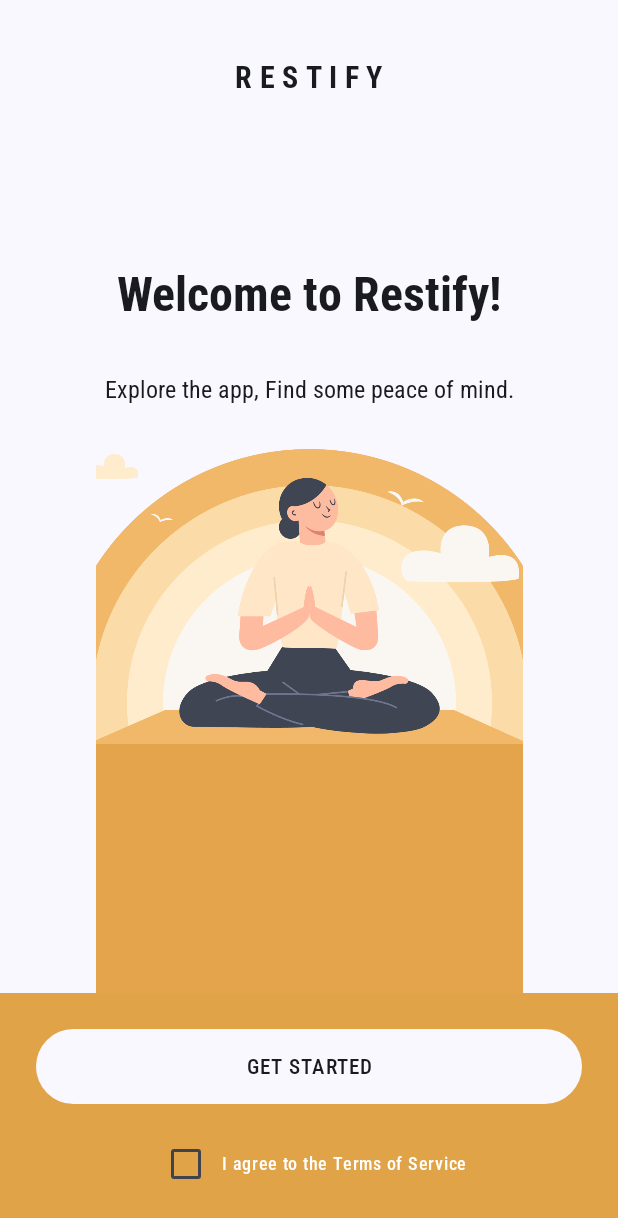
After one commit to automne2021/restify-android-native, an Android app built with Jetpack Compose: the composable WelcomeScreen shown on its own in the app's theme, on a phone screen of 412 x 824 dp. The commit adds this screen. Shown: the top 1218 px of the screen. Run offline under Robolectric (Android 15) with nearby library versions, the phone set to English and light mode, and no system bars; 1 statement that could not run was skipped.

Commit message:
feat: Add splash screen & welcome screen

```diff
--- a/app/src/main/java/com/restify/android/MainActivity.kt
+++ b/app/src/main/java/com/restify/android/MainActivity.kt
@@ -12,6 +12,7 @@ import androidx.compose.runtime.Composable
 import androidx.compose.ui.Modifier
 import androidx.compose.ui.tooling.preview.Preview
 import com.restify.android.ui.navigation.MainScreen
+import com.restify.android.ui.navigation.RootNavigationGraph
 import com.restify.android.ui.theme.RestifyTheme
 
 class MainActivity : ComponentActivity() {
@@ -20,7 +21,8 @@ class MainActivity : ComponentActivity() {
         enableEdgeToEdge()
         setContent {
             RestifyTheme(dynamicColor = false) {
-                MainScreen()
+                // MainScreen()
+                RootNavigationGraph()
             }
         }
     }
--- a/app/src/main/java/com/restify/android/ui/navigation/Navigation.kt
+++ b/app/src/main/java/com/restify/android/ui/navigation/Navigation.kt
@@ -7,6 +7,12 @@ import com.restify.android.R
 
 // chứa sealed class Screen, m cmt bằng English thì xóa cmt này của t nha
 
+sealed class RootScreen(val route: String) {
+    object Splash : RootScreen("splash")
+    object Welcome : RootScreen("welcome")
+    object Main : RootScreen("main_graph")
+}
+
 sealed class Screen(val route: String, val title: String, @DrawableRes val icon: Int) {
     object Home: Screen(route = "home", title = "Home", icon = R.drawable.ic_home)
     object News: Screen(route = "news", title = "News", icon = R.drawable.ic_news)
--- /dev/null
+++ b/app/src/main/java/com/restify/android/ui/screens/welcome/WelcomeScreen.kt
@@ -0,0 +1,134 @@
+package com.restify.android.ui.screens.welcome
+
+import androidx.compose.foundation.Image
+import androidx.compose.foundation.background
+import androidx.compose.foundation.border
+import androidx.compose.foundation.layout.*
+import androidx.compose.foundation.shape.RoundedCornerShape
+import androidx.compose.material3.*
+import androidx.compose.runtime.*
+import androidx.compose.ui.Alignment
+import androidx.compose.ui.Modifier
+import androidx.compose.ui.graphics.Color
+import androidx.compose.ui.layout.ContentScale
+import androidx.compose.ui.res.painterResource
+import androidx.compose.material3.MaterialTheme
+import androidx.compose.ui.text.TextStyle
+import androidx.compose.ui.text.font.FontFamily
+import androidx.compose.ui.text.font.FontWeight
+import androidx.compose.ui.text.style.TextAlign
+import androidx.compose.ui.unit.dp
+import androidx.compose.ui.unit.sp
+import com.restify.android.R
+import com.restify.android.ui.theme.RobotoCondensedFamily
+
+@Composable
+fun WelcomeScreen(onGetStartedClick: () -> Unit) {
+    var isChecked by remember { mutableStateOf(false) }
+
+    Column(
+        modifier = Modifier
+            .fillMaxSize()
+            // .padding(16.dp)
+            .background(MaterialTheme.colorScheme.background),
+        horizontalAlignment = Alignment.CenterHorizontally
+    ) {
+        Spacer(modifier = Modifier.height(40.dp))
+
+        // Logo Text
+        Text(
+            text = "RESTIFY",
+            style = TextStyle(
+                fontSize = 20.sp,
+                lineHeight = 32.sp,
+                fontFamily = RobotoCondensedFamily,
+                fontWeight = FontWeight(700),
+                color = MaterialTheme.colorScheme.onBackground,
+                letterSpacing = 5.sp,
+            )
+        )
+
+        Spacer(modifier = Modifier.height(114.dp))
+
+        // Welcome Box
+        Text(
+            text = "Welcome to Restify!",
+            style = TextStyle(
+                fontSize = 32.sp,
+                lineHeight = 34.59.sp,
+                fontFamily = RobotoCondensedFamily,
+                fontWeight = FontWeight(700),
+                color = MaterialTheme.colorScheme.onBackground,
+                textAlign = TextAlign.Center,
+            )
+        )
+
+        Spacer(modifier = Modifier.height(35.dp))
+
+        Text(
+            text = "Explore the app, Find some peace of mind.",
+            style = TextStyle(
+                fontSize = 16.sp,
+                fontFamily = RobotoCondensedFamily,
+                fontWeight = FontWeight(300),
+                color = MaterialTheme.colorScheme.onBackground,
+                textAlign = TextAlign.Center,
+            )
+        )
+
+        Spacer(modifier = Modifier.height(30.dp))
+
+        // ILLUSTRATION IMAGE
+        Image(
+            painter = painterResource(id = R.drawable.welcome_illustrator),
+            contentDescription = "Welcome Illustrator",
+            modifier = Modifier
+                .weight(1f)
+                .fillMaxWidth(),
+            contentScale = ContentScale.Fit,
+            alignment = Alignment.BottomCenter
+        )
+
+        // Bottom Section
+        Column(
+            modifier = Modifier
+                .fillMaxWidth()
+                .background(Color(0xFFE0A348)) // darker orange/brown bottom area
+                .padding(24.dp),
+            horizontalAlignment = Alignment.CenterHorizontally
+        ) {
+            Button(
+                onClick = onGetStartedClick,
+                colors = ButtonDefaults.buttonColors(containerColor = MaterialTheme.colorScheme.background),
+                shape = RoundedCornerShape(30.dp),
+                modifier = Modifier
+                    .fillMaxWidth()
+                    .height(50.dp)
+            ) {
+                Text(
+                    text = "GET STARTED",
+                    style = TextStyle(
+                        fontSize = 14.sp,
+                        lineHeight = 15.13.sp,
+                        fontFamily = RobotoCondensedFamily,
+                        fontWeight = FontWeight(500),
+                        color = MaterialTheme.colorScheme.onBackground,
+                        textAlign = TextAlign.Center,
+                        letterSpacing = 0.7.sp,
+                    )
+                )
+            }
+
+            Spacer(modifier = Modifier.height(16.dp))
+
+            Row(verticalAlignment = Alignment.CenterVertically) {
+                Checkbox(
+                    checked = isChecked,
+                    onCheckedChange = { isChecked = it },
+                    colors = CheckboxDefaults.colors(checkedColor = Color.White, checkmarkColor = Color.Black)
+                )
+                Text(text = "I agree to the Terms of Service", color = Color.White, fontSize = 12.sp)
+            }
+        }
+    }
+}
```
Also changed, not shown: app/src/main/java/com/restify/android/ui/navigation/RootNavigation.kt (added, +59 -0 lines), app/src/main/java/com/restify/android/ui/screens/splash/SplashScreen.kt (added, +48 -0 lines), app/src/main/res/drawable/welcome_illustrator.png (added), 1 other file.
